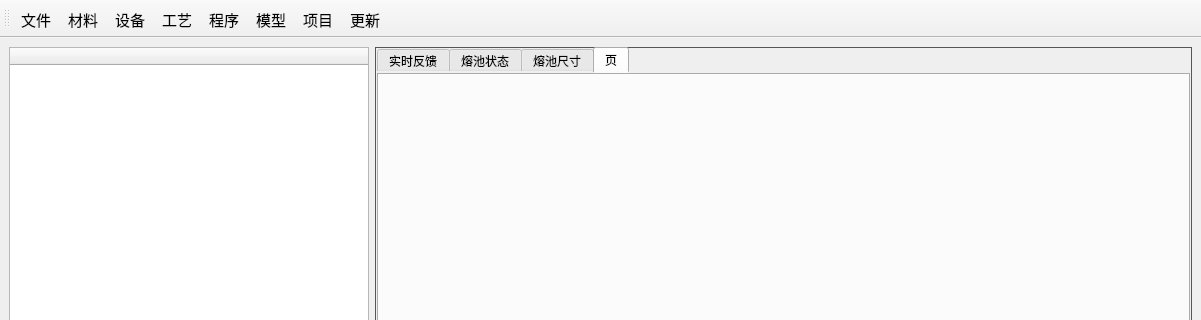
mihudaner/THU, file new_thu/UI/main_viewer.ui: the form before one commit; both pictures show x 0 to 1201 and y 0 to 320 of the 1201 by 905 pixel window.
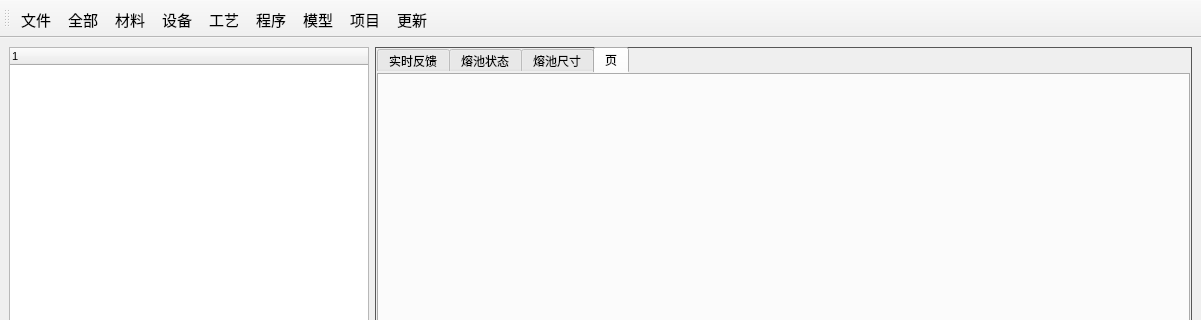
The form after the commit.

What changed in the file:
```diff
--- a/new_thu/UI/main_viewer.ui
+++ b/new_thu/UI/main_viewer.ui
@@ -48,7 +48,7 @@
       </property>
       <column>
        <property name="text">
-        <string>  </string>
+        <string/>
        </property>
        <property name="font">
         <font>
@@ -134,6 +134,7 @@
     <bool>false</bool>
    </attribute>
    <addaction name="file_menu"/>
+   <addaction name="show_all"/>
    <addaction name="cl_open"/>
    <addaction name="sb_open"/>
    <addaction name="gy_open"/>
```
